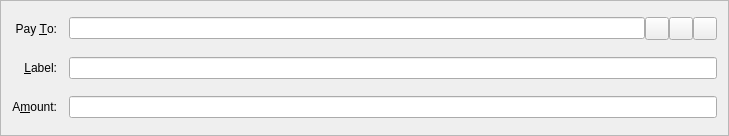
First picture: the form in src/qt/forms/sendcoinsentry.ui, repository kurrentproject/Kurrent, before the edit.
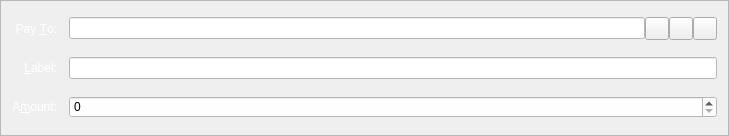
Second picture: the form after the edit. Icons and pictures are not drawn. Custom widgets are drawn as their Qt base class.

```diff
--- a/src/qt/forms/sendcoinsentry.ui
+++ b/src/qt/forms/sendcoinsentry.ui
@@ -25,6 +25,9 @@
    </property>
    <item row="5" column="0">
     <widget class="QLabel" name="label">
+     <property name="styleSheet">
+      <string notr="true">color: rgb(255, 255, 255);</string>
+     </property>
      <property name="text">
       <string>A&amp;mount:</string>
      </property>
@@ -38,6 +41,9 @@
    </item>
    <item row="3" column="0">
     <widget class="QLabel" name="label_2">
+     <property name="styleSheet">
+      <string notr="true">color: rgb(255, 255, 255);</string>
+     </property>
      <property name="text">
       <string>Pay &amp;To:</string>
      </property>
@@ -50,10 +56,18 @@
     </widget>
    </item>
    <item row="5" column="1">
-    <widget class="BitcoinAmountField" name="payAmount"/>
+    <widget class="BitcoinAmountField" name="payAmount">
+     <property name="styleSheet">
+      <string notr="true">color: rgb(0, 0, 0);
+background-color: rgb(254, 254, 254);</string>
+     </property>
+    </widget>
    </item>
    <item row="4" column="0">
     <widget class="QLabel" name="label_4">
+     <property name="styleSheet">
+      <string notr="true">color: rgb(255, 255, 255);</string>
+     </property>
      <property name="text">
       <string>&amp;Label:</string>
      </property>
@@ -73,7 +87,10 @@
      <item>
       <widget class="QValidatedLineEdit" name="payTo">
        <property name="toolTip">
-        <string>The address to send the payment to (e.g. MUVz3KZqgJdC3djwVCLD6ZMpDj5X1FqeKs)</string>
+        <string>The address to send the payment to</string>
+       </property>
+       <property name="styleSheet">
+        <string notr="true">background-color: rgb(255, 255, 255);</string>
        </property>
        <property name="maxLength">
         <number>34</number>
@@ -90,7 +107,7 @@
        </property>
        <property name="icon">
         <iconset resource="../bitcoin.qrc">
-         <normaloff>:/icons/address-book</normaloff>:/icons/address-book</iconset>
+         <normaloff>:/icons/address-book-white</normaloff>:/icons/address-book-white</iconset>
        </property>
        <property name="shortcut">
         <string>Alt+A</string>
@@ -107,7 +124,7 @@
        </property>
        <property name="icon">
         <iconset resource="../bitcoin.qrc">
-         <normaloff>:/icons/editpaste</normaloff>:/icons/editpaste</iconset>
+         <normaloff>:/icons/editpaste-white</normaloff>:/icons/editpaste-white</iconset>
        </property>
        <property name="shortcut">
         <string>Alt+P</string>
@@ -124,7 +141,7 @@
        </property>
        <property name="icon">
         <iconset resource="../bitcoin.qrc">
-         <normaloff>:/icons/remove</normaloff>:/icons/remove</iconset>
+         <normaloff>:/icons/remove-white</normaloff>:/icons/remove-white</iconset>
        </property>
       </widget>
      </item>
@@ -135,6 +152,9 @@
      <property name="toolTip">
       <string>Enter a label for this address to add it to your address book</string>
      </property>
+     <property name="styleSheet">
+      <string notr="true">background-color: rgb(255, 255, 255);</string>
+     </property>
     </widget>
    </item>
   </layout>
@@ -142,7 +162,7 @@
  <customwidgets>
   <customwidget>
    <class>BitcoinAmountField</class>
-   <extends>QLineEdit</extends>
+   <extends>QSpinBox</extends>
    <header>bitcoinamountfield.h</header>
    <container>1</container>
   </customwidget>
```
